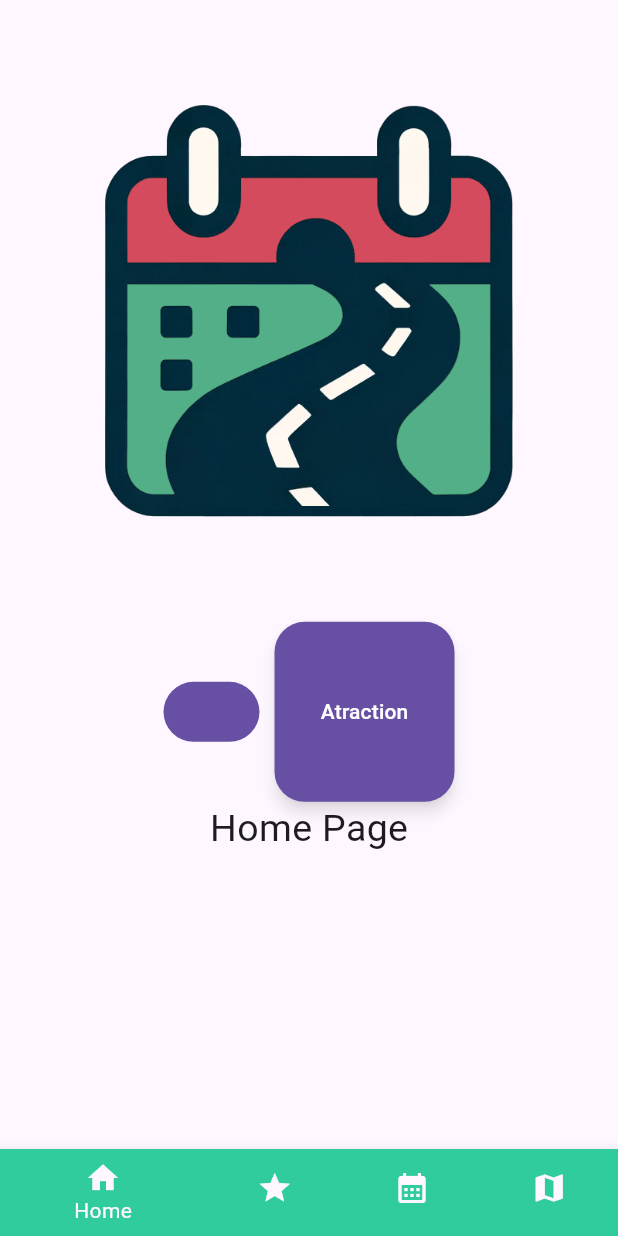
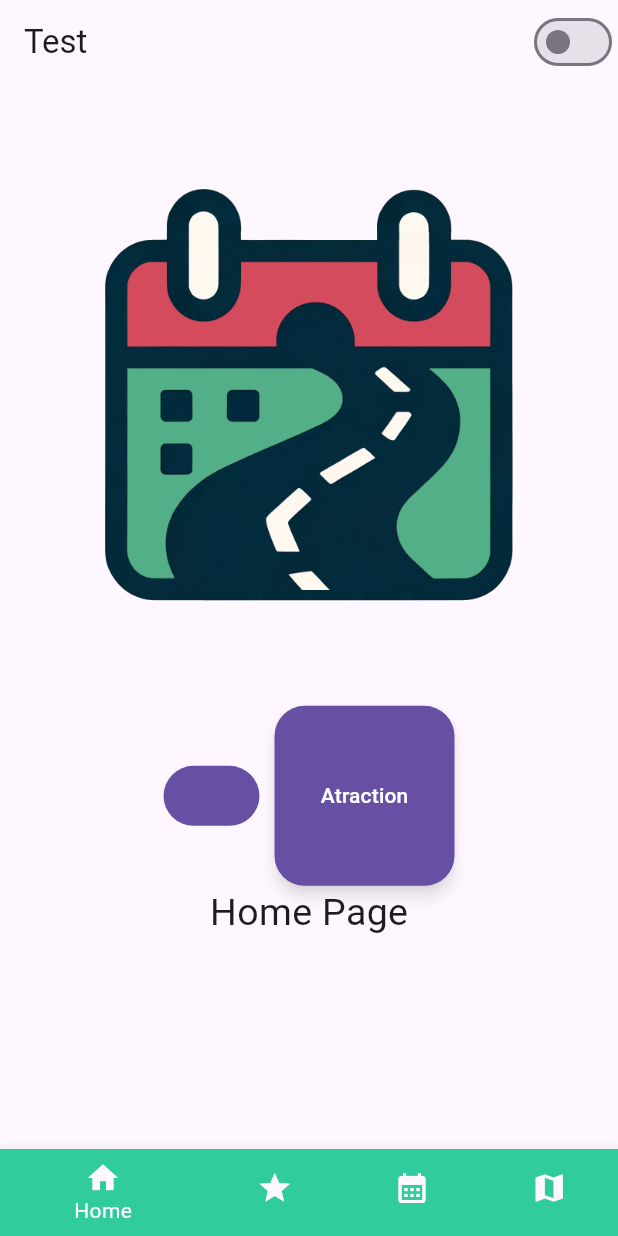
Before and after one commit to KamilTaras/tyskacz, a Flutter app: the screen it shows after launch, on a phone screen of 412 x 824 dp. Run offline on Flutter 3.47's test engine with Material 3 defaults, Android fonts, the light colour scheme and no system bars; our stand-ins replace flutter_map, latlong2; missing offline and left inert: window_manager.

Commit message:
modifying theme

```diff
--- a/lib/Pages/atttractionDescription.dart
+++ b/lib/Pages/atttractionDescription.dart
@@ -1,5 +1,5 @@
 import 'package:flutter/material.dart';
-import '../constantValues.dart';
+import '../Utils/constantValues.dart';
 
 class AttractionDescriptionPage extends StatelessWidget {
   final double componentsMargin = 5.0;
--- a/lib/Pages/homePage.dart
+++ b/lib/Pages/homePage.dart
@@ -1,15 +1,32 @@
 import 'package:flutter/material.dart';
-
+import '../Utils/Theme/themeManager.dart';
+import '../main.dart';
 import 'atttractionDescription.dart';
 
-class HomePage extends StatelessWidget {
+class HomePage extends StatefulWidget {
   const HomePage({super.key});
 
   @override
+  State<HomePage> createState() => _HomePageState();
+}
+ThemeManager themeManager = ThemeManager();
+
+class _HomePageState extends State<HomePage> {
+
+  @override
   Widget build(BuildContext context) {
-    return Column(
-      children: [
-        Column(
+    return Scaffold(
+      appBar: AppBar(
+        title: Text('Test'),
+        actions: [
+          Switch(
+              value: themeManager.themeMode == ThemeMode.dark,
+              onChanged: (newValue) {
+                themeManager.toggleTheme(newValue);
+              })
+        ],
+      ),
+      body: Column(
         children: [
           Padding(
             padding: EdgeInsets.all(70.0),
@@ -57,7 +74,6 @@ class HomePage extends StatelessWidget {
           ),
         ],
       ),
-      ],
     );
   }
 }
--- a/lib/Pages/navBar.dart
+++ b/lib/Pages/navBar.dart
@@ -2,7 +2,7 @@ import 'package:flutter/material.dart';
 import 'package:tyskacz/Pages/calendarPage.dart';
 import 'package:tyskacz/Pages/homePage.dart';
 
-import '../constantValues.dart';
+import '../Utils/constantValues.dart';
 import 'mapsPage.dart';
 import 'plansPage.dart';
 
@@ -24,7 +24,6 @@ class _NavBarClassState extends State<NavBarClass> {
 
   @override
   void initState() {
-    // TODO: implement initState
     super.initState();
     allPages = [homePage, planPage, calendarPage, mapPage];
   }
@@ -41,6 +40,7 @@ class _NavBarClassState extends State<NavBarClass> {
     return Theme(
         data: ThemeData(canvasColor: Constant.mainGreenColor),
         child: BottomNavigationBar(
+
             items: [
               BottomNavigationBarItem(
                 icon: Icon(Icons.home),
@@ -61,6 +61,7 @@ class _NavBarClassState extends State<NavBarClass> {
             ],
             type: BottomNavigationBarType.shifting,
             currentIndex: selectedItem,
+
             onTap: (index) {
               setState(() {
                 selectedItem = index;
--- a/lib/colors.dart
+++ b/lib/Utils/Theme/colors.dart
@@ -3,24 +3,24 @@
 
 import 'package:flutter/material.dart';
 
-const MaterialColor maingreen = MaterialColor(_maingreenPrimaryValue, <int, Color>{
+const MaterialColor mainGreen = MaterialColor(_mainGreenPrimaryValue, <int, Color>{
   50: Color(0xFFE6F9F3),
   100: Color(0xFFC1F0E2),
   200: Color(0xFF98E6CF),
   300: Color(0xFF6FDBBB),
   400: Color(0xFF50D4AD),
-  500: Color(_maingreenPrimaryValue),
+  500: Color(_mainGreenPrimaryValue),
   600: Color(0xFF2CC796),
   700: Color(0xFF25C08C),
   800: Color(0xFF1FB982),
   900: Color(0xFF13AD70),
 });
-const int _maingreenPrimaryValue = 0xFF31CC9E;
+const int _mainGreenPrimaryValue = 0xFF31CC9E;
 
-const MaterialColor maingreenAccent = MaterialColor(_maingreenAccentValue, <int, Color>{
+const MaterialColor mainGreenAccent = MaterialColor(_mainGreenAccentValue, <int, Color>{
   100: Color(0xFFDFFFF1),
-  200: Color(_maingreenAccentValue),
+  200: Color(_mainGreenAccentValue),
   400: Color(0xFF79FFC5),
   700: Color(0xFF5FFFBA),
 });
-const int _maingreenAccentValue = 0xFFACFFDB;
+const int _mainGreenAccentValue = 0xFFACFFDB;
--- a/lib/main.dart
+++ b/lib/main.dart
@@ -1,10 +1,11 @@
 import 'package:flutter/material.dart';
 import 'package:tyskacz/Pages/atttractionDescription.dart';
-import 'package:tyskacz/constantValues.dart';
+import 'package:tyskacz/Utils/constantValues.dart';
 import 'package:window_manager/window_manager.dart';
 import 'Pages/navBar.dart';
-import 'colors.dart';
-import 'configForDebugWindows.dart';
+import 'Utils/Theme/colors.dart';
+import 'Utils/Theme/themeManager.dart';
+import 'Utils/configForDebugWindows.dart';
 
 void main() async {
   WidgetsFlutterBinding.ensureInitialized();
@@ -21,16 +22,41 @@ void main() async {
   }
   runApp(MyApp());
 }
+ThemeManager themeManager = ThemeManager();
 
-class MyApp extends StatelessWidget {
+
+class MyApp extends StatefulWidget {
   const MyApp({super.key});
+
+  @override
+  State<MyApp> createState() => _MyAppState();
+}
+
+class _MyAppState extends State<MyApp> {
+  void dispose() {
+    themeManager.removeListener(themeListener);
+    super.dispose();
+  }
+
+  @override
+  void initState() {
+    themeManager.addListener(themeListener);
+    super.initState();
+  }
+
+  void themeListener() {
+    if (mounted) {
+      setState(() {});
+    }
+  }
+
 
   @override
   Widget build(BuildContext context) {
     return MaterialApp(
       debugShowCheckedModeBanner: false,
       theme: ThemeData(
-        primarySwatch: maingreen
+        primarySwatch: mainGreen
       ),
       // darkTheme: ThemeData.dark(),
       home: NavBarClass(),
```
Also changed, not shown: lib/Utils/Theme/themeConstant.dart (added, +27 -0 lines), lib/Utils/Theme/themeManager.dart (added, +12 -0 lines), lib/Utils/configForDebugWindows.dart (renamed from lib/configForDebugWindows.dart), lib/Utils/constantValues.dart (renamed from lib/constantValues.dart), 1 other file. Lines whose indentation alone changed are shown as unchanged.
